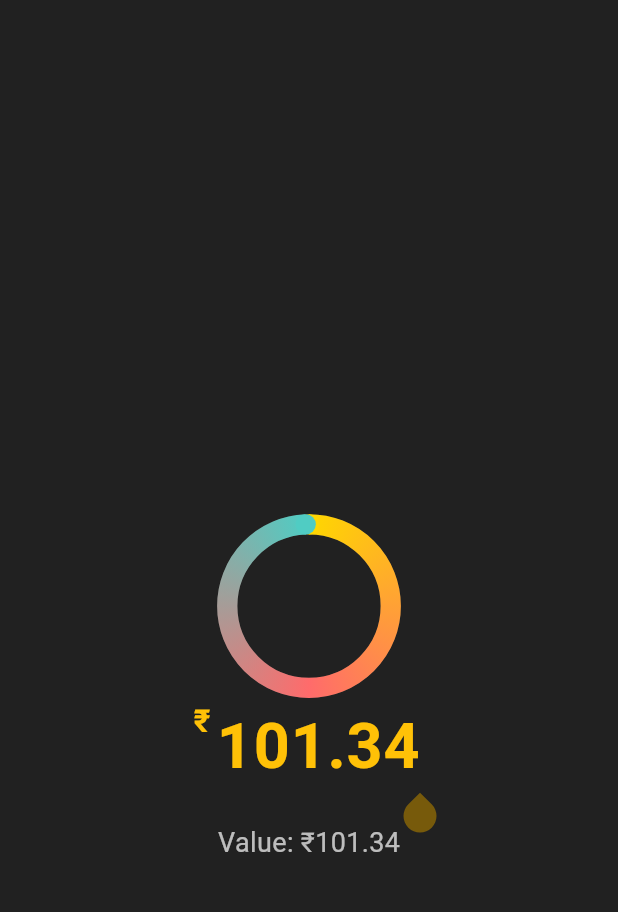
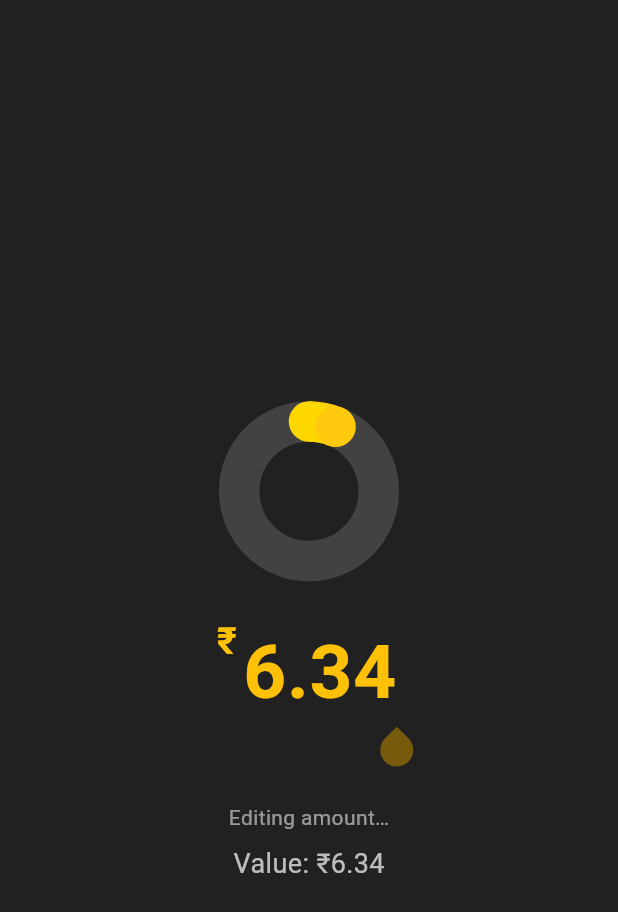
Before and after one commit to bharath-bandaru/circular_slider, a Flutter app: the screen it shows after launch, after a tap on an icon or button, on a phone screen of 412 x 824 dp. Shown: the top 912 px of the screen. Run offline on Flutter 3.47's test engine with Material 3 defaults, Android fonts, the phone set to English and light mode, and no system bars; our stand-ins replace auto_size_text.

```diff
--- a/example/lib/main.dart
+++ b/example/lib/main.dart
@@ -29,9 +29,29 @@ class DemoPage extends StatefulWidget {
 }
 
 class _DemoPageState extends State<DemoPage> {
-  double _currentValue = 101.34;
+  double _currentValue = 6.34;
   final GradientCircularSliderController _controller =
       GradientCircularSliderController();
+  bool _isEditing = false;
+
+  @override
+  void initState() {
+    super.initState();
+    _controller.addListener(_handleControllerChanged);
+  }
+
+  void _handleControllerChanged() {
+    setState(() {
+      _isEditing = _controller.isEditing;
+    });
+  }
+
+  @override
+  void dispose() {
+    _controller.removeListener(_handleControllerChanged);
+    _controller.dispose();
+    super.dispose();
+  }
   // (global key removed — no longer needed with GestureDetector/unfocus approach)
 
   @override
@@ -58,6 +78,7 @@ class _DemoPageState extends State<DemoPage> {
                 child: GradientCircularSlider(
                   controller: _controller,
                   minValue: 0,
+                  editModeInputSpacing: 20,
                   enableHaptics: false,
                   initialSweepAnimationDuration:
                       const Duration(milliseconds: 500),
@@ -108,6 +129,11 @@ class _DemoPageState extends State<DemoPage> {
               ),
               const SizedBox(height: 20),
               Text(
+                _isEditing ? 'Editing amount…' : 'Viewing amount',
+                style: const TextStyle(color: Colors.white54),
+              ),
+              const SizedBox(height: 8),
+              Text(
                 'Value: ₹${_currentValue.toStringAsFixed(2)}',
                 style: const TextStyle(
                   color: Colors.white70,
--- a/lib/src/gradient_circular_slider_widget.dart
+++ b/lib/src/gradient_circular_slider_widget.dart
@@ -81,6 +81,9 @@ class GradientCircularSlider extends StatefulWidget {
   /// Text style applied to [innerLabelText].
   final TextStyle? innerLabelStyle;
 
+  /// Vertical space between the circular slider and the inline text field while editing.
+  final double editModeInputSpacing;
+
   /// Creates a gradient circular slider with customizable visuals and behavior.
   GradientCircularSlider({
     super.key,
@@ -109,6 +112,7 @@ class GradientCircularSlider extends StatefulWidget {
     this.labelStyle,
     this.innerLabelText,
     this.innerLabelStyle,
+    this.editModeInputSpacing = 30.0,
   })  : assert(minValue < maxValue, 'minValue must be less than maxValue'),
         assert(initialValue >= minValue && initialValue <= maxValue,
             'initialValue must be between minValue and maxValue'),
@@ -118,7 +122,9 @@ class GradientCircularSlider extends StatefulWidget {
         assert(decimalPrecision >= 0, 'decimalPrecision must be non-negative'),
         assert(knobRadius > 0, 'knobRadius must be positive'),
         assert(!initialSweepAnimationDuration.isNegative,
-            'initialSweepAnimationDuration must be zero or positive') {
+            'initialSweepAnimationDuration must be zero or positive'),
+        assert(editModeInputSpacing >= 0,
+            'editModeInputSpacing must be zero or positive') {
     if (gradientColors.length < 2) {
       throw ArgumentError('gradientColors must have at least 2 colors');
     }
@@ -131,8 +137,12 @@ class GradientCircularSlider extends StatefulWidget {
 /// Controller that can be used to programmatically control a
 /// [GradientCircularSlider]. Currently provides a `dismiss()` method which
 /// forces the slider out of edit mode if it is editing.
-class GradientCircularSliderController {
+class GradientCircularSliderController extends ChangeNotifier {
   VoidCallback? _dismissCallback;
+  bool _isEditing = false;
+
+  /// Whether the attached slider is currently in edit mode.
+  bool get isEditing => _isEditing;
 
   /// Force the slider to exit edit mode if it is currently in edit mode.
   void dismiss() => _dismissCallback?.call();
@@ -143,6 +153,13 @@ class GradientCircularSliderController {
 
   void _unbind() {
     _dismissCallback = null;
+    _updateEditingState(false);
+  }
+
+  void _updateEditingState(bool isEditing) {
+    if (_isEditing == isEditing) return;
+    _isEditing = isEditing;
+    notifyListeners();
   }
 }
 
@@ -167,6 +184,8 @@ class _GradientCircularSliderState extends State<GradientCircularSlider>
   final FocusNode _focusNode = FocusNode();
   bool _isUpdatingTextProgrammatically = false;
   double _minDimension = 0.0;
+  final GlobalKey _inputKey = GlobalKey();
+  double _inputHeight = 0.0;
 
   @override
   void initState() {
@@ -174,6 +193,7 @@ class _GradientCircularSliderState extends State<GradientCircularSlider>
     widget.controller?._bind(() {
       if (mounted) _toggleEditMode(forceState: false);
     });
+    widget.controller?._updateEditingState(_isEditing);
     _valueAnimationController = AnimationController(
       vsync: this,
       duration: widget.animationDuration,
@@ -214,10 +234,12 @@ class _GradientCircularSliderState extends State<GradientCircularSlider>
   void didUpdateWidget(GradientCircularSlider oldWidget) {
     super.didUpdateWidget(oldWidget);
     if (oldWidget.controller != widget.controller) {
+      oldWidget.controller?._updateEditingState(false);
       oldWidget.controller?._unbind();
       widget.controller?._bind(() {
         if (mounted) _toggleEditMode(forceState: false);
       });
+      widget.controller?._updateEditingState(_isEditing);
     }
     if (oldWidget.initialValue != widget.initialValue &&
         !_isDragging &&
@@ -228,6 +250,7 @@ class _GradientCircularSliderState extends State<GradientCircularSlider>
 
   @override
   void dispose() {
+    widget.controller?._updateEditingState(false);
     widget.controller?._unbind();
     _valueAnimationController.dispose();
     _sizeAnimationController.dispose();
@@ -302,8 +325,11 @@ class _GradientCircularSliderState extends State<GradientCircularSlider>
   }
 
   void _toggleEditMode({bool? forceState}) {
+    final nextEditingState = forceState ?? !_isEditing;
+    if (nextEditingState == _isEditing) return;
+
     setState(() {
-      _isEditing = forceState ?? !_isEditing;
+      _isEditing = nextEditingState;
       if (_isEditing) {
         _sizeAnimationController.forward();
 
@@ -324,6 +350,8 @@ class _GradientCircularSliderState extends State<GradientCircularSlider>
         widget.onChanged?.call(clampedValue);
       }
     });
+
+    widget.controller?._updateEditingState(_isEditing);
   }
 
   bool _hasFiredMaxValueHaptic = false;
@@ -402,15 +430,15 @@ class _GradientCircularSliderState extends State<GradientCircularSlider>
                     Alignment.topCenter,
                     _sizeAnimationController.value,
                   )!;
+                  final sliderDimension = _minDimension * _sizeAnimation.value;
+                  final showLabels =
+                      !_isEditing && _sizeAnimationController.isDismissed;
 
                   return Align(
                     alignment: alignment,
-                    child: Transform.scale(
-                      scale: _sizeAnimation.value,
-                      alignment: Alignment.center,
                     child: SizedBox(
-                        width: _minDimension,
-                        height: _minDimension,
+                      width: sliderDimension,
+                      height: sliderDimension,
                       child: GestureDetector(
                         onTapDown: _isEditing
                             ? null
@@ -427,13 +455,17 @@ class _GradientCircularSliderState extends State<GradientCircularSlider>
                                 setState(() => _isDragging = true);
                                 _knobScaleAnimationController?.forward();
                                 widget.onChangeStart?.call();
-                                  _handlePanUpdate(d.localPosition,
-                                      Size(_minDimension, _minDimension));
+                                _handlePanUpdate(
+                                  d.localPosition,
+                                  Size(sliderDimension, sliderDimension),
+                                );
                               },
                         onPanUpdate: _isEditing
                             ? null
-                              : (d) => _handlePanUpdate(d.localPosition,
-                                  Size(_minDimension, _minDimension)),
+                            : (d) => _handlePanUpdate(
+                                  d.localPosition,
+                                  Size(sliderDimension, sliderDimension),
+                                ),
                         onPanEnd: _isEditing
                             ? null
                             : (_) {
@@ -442,7 +474,7 @@ class _GradientCircularSliderState extends State<GradientCircularSlider>
                                 widget.onChangeEnd?.call();
                               },
                         child: CustomPaint(
-                            size: Size(_minDimension, _minDimension),
+                          size: Size(sliderDimension, sliderDimension),
                           painter: _CircularSliderPainter(
                             value: _valueAnimationController.value,
                             gradientColors: widget.gradientColors,
@@ -458,19 +490,29 @@ class _GradientCircularSliderState extends State<GradientCircularSlider>
                             labelStyle: widget.labelStyle,
                             innerLabelText: widget.innerLabelText,
                             innerLabelStyle: widget.innerLabelStyle,
+                            showLabels: showLabels,
                           ),
                           child: Center(
                               child: _buildCenterContent(denormalizedValue)),
                         ),
                       ),
                     ),
+                  );
+                },
+              ),
+              AnimatedBuilder(
+                animation: _sizeAnimationController,
+                builder: (context, child) {
+                  final sliderDimension = _minDimension * _sizeAnimation.value;
+                  final offsetY = _computeInputOffset(sliderDimension);
+                  return Align(
+                    alignment: Alignment.bottomCenter,
+                    child: Transform.translate(
+                      offset: Offset(0, offsetY),
+                      child: _buildCustomInput(),
                     ),
                   );
                 },
-              ),
-              Align(
-                alignment: Alignment.bottomCenter,
-                child: _buildCustomInput(),
               ),
             ],
           ),
@@ -519,6 +561,28 @@ class _GradientCircularSliderState extends State<GradientCircularSlider>
     }
   }
 
+  double _computeInputOffset(double sliderDimension) {
+    if (!_isEditing) return 0.0;
+    final rawGap =
+        math.max(0.0, _minDimension - sliderDimension - _inputHeight);
+    final clampedGap = rawGap == 0.0
+        ? 0.0
+        : math.min(rawGap, math.max(0.0, widget.editModeInputSpacing));
+    return clampedGap - rawGap;
+  }
+
+  void _updateInputHeight() {
+    if (!mounted) return;
+    final context = _inputKey.currentContext;
+    if (context == null) return;
+    final renderBox = context.findRenderObject() as RenderBox?;
+    if (renderBox == null) return;
+    final newHeight = renderBox.size.height;
+    if ((newHeight - _inputHeight).abs() > 0.5) {
+      setState(() => _inputHeight = newHeight);
+    }
+  }
+
   Widget _buildCustomInput() {
     final fontSize = _getFontSizeForDigits(_textController.text);
     final allowNegativeValues = widget.minValue < 0;
@@ -531,17 +595,19 @@ class _GradientCircularSliderState extends State<GradientCircularSlider>
         ? RegExp('^$signPattern\\d*\$')
         : RegExp('^$signPattern\\d*(\\.\\d*)?\$');
 
-    return AnimatedOpacity(
+    WidgetsBinding.instance.addPostFrameCallback((_) => _updateInputHeight());
+
+    return KeyedSubtree(
+      key: _inputKey,
+      child: AnimatedOpacity(
         duration: const Duration(milliseconds: 0),
         opacity: _isEditing ? 1.0 : 0.0,
         child: AnimatedSlide(
-        duration: const Duration(milliseconds: 0),
+          duration: const Duration(milliseconds: 200),
           curve: Curves.easeInOut,
           offset: _isEditing ? Offset.zero : const Offset(0, 1),
           child: IgnorePointer(
             ignoring: !_isEditing,
-          child: Padding(
-            padding: const EdgeInsets.only(top: 16.0),
             child: Row(
               mainAxisSize: MainAxisSize.min,
               crossAxisAlignment: CrossAxisAlignment.start,
@@ -638,6 +704,7 @@ class _CircularSliderPainter extends CustomPainter {
   final String? innerLabelText;
   final TextStyle? innerLabelStyle;
   final bool isEditing;
+  final bool showLabels;
 
   _CircularSliderPainter({
     required this.value,
@@ -650,6 +717,7 @@ class _CircularSliderPainter extends CustomPainter {
     required this.ringBackgroundColor,
     this.labelText,
     required this.isEditing,
+    required this.showLabels,
     this.labelStyle,
     this.innerLabelText,
     this.innerLabelStyle,
@@ -747,10 +815,10 @@ class _CircularSliderPainter extends CustomPainter {
       canvas.drawCircle(knobOffset, scaledKnobRadius, knobPaint);
     }
 
-    if (labelText != null && labelText!.isNotEmpty && !isEditing) {
+    if (labelText != null && labelText!.isNotEmpty && showLabels) {
       _drawCircularText(canvas, size, center, radius);
     }
-    if (innerLabelText != null && innerLabelText!.isNotEmpty && !isEditing) {
+    if (innerLabelText != null && innerLabelText!.isNotEmpty && showLabels) {
       _drawInnerCircularText(canvas, size, center, radius);
     }
   }
@@ -854,5 +922,6 @@ class _CircularSliderPainter extends CustomPainter {
       oldDelegate.labelText != labelText ||
       oldDelegate.innerLabelText != innerLabelText ||
       oldDelegate.innerLabelStyle != innerLabelStyle ||
-      oldDelegate.isEditing != isEditing;
+      oldDelegate.isEditing != isEditing ||
+      oldDelegate.showLabels != showLabels;
 }
--- a/pubspec.yaml
+++ b/pubspec.yaml
@@ -1,6 +1,6 @@
 name: gradient_circular_slider
 description: A beautiful and customizable circular slider widget with gradient progress, draggable knob, auto-fitting text display, and circular arc labels for Flutter apps.
-version: 1.0.3
+version: 1.0.4
 homepage: https://github.com/bharath-bandaru/circular_slider
 repository: https://github.com/bharath-bandaru/circular_slider
 issue_tracker: https://github.com/bharath-bandaru/circular_slider/issues
```
Also changed, not shown: example/pubspec.lock, 2 other files. Lines whose indentation alone changed are shown as unchanged.
